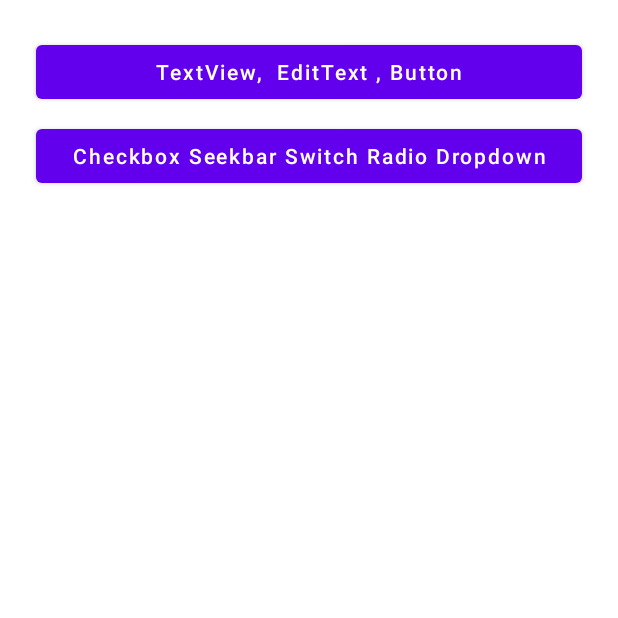
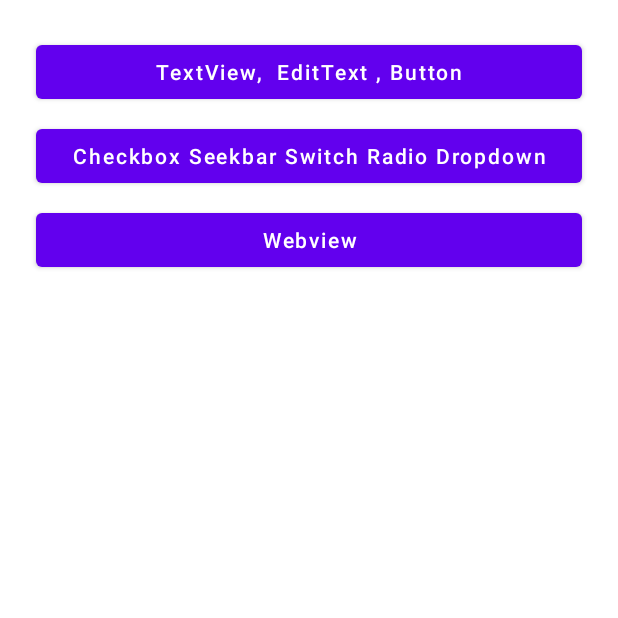
Before and after one commit to antorparvez/AndroidDelligramPractice, an Android app: the screen it shows after launch (MainActivity), on a phone screen of 412 x 824 dp, the top half of it. Run offline under Robolectric (Android 15) with nearby library versions, the phone set to English and light mode, and no system bars.

Commit message:
view binding added and code modified

```diff
--- a/app/build.gradle
+++ b/app/build.gradle
@@ -30,6 +30,11 @@ android {
     kotlinOptions {
         jvmTarget = '1.8'
     }
+
+    buildFeatures {
+        viewBinding true
+    }
+
 }
 
 dependencies {
--- a/app/src/main/AndroidManifest.xml
+++ b/app/src/main/AndroidManifest.xml
@@ -9,7 +9,8 @@
         android:roundIcon="@mipmap/ic_launcher_round"
         android:supportsRtl="true"
         android:theme="@style/Theme.AndroidPracticeDelligram">
-        <activity android:name=".activity_02_checkbox_seekbar_switch_radio_dropdown.Activity_02"></activity>
+        <activity android:name=".activity_03_webview.Activity_03"></activity>
+        <activity android:name=".activity_02_checkbox_seekbar_switch_radio_dropdown.Activity_02" />
         <activity android:name=".Activity_01_TextView_EditText_Button.Activity_01" />
         <activity android:name=".MainActivity">
             <intent-filter>
--- a/app/src/main/java/com/example/androidpracticedelligram/MainActivity.kt
+++ b/app/src/main/java/com/example/androidpracticedelligram/MainActivity.kt
@@ -8,28 +8,33 @@ import android.widget.Button
 import androidx.appcompat.widget.Toolbar
 import com.example.androidpracticedelligram.Activity_01_TextView_EditText_Button.Activity_01
 import com.example.androidpracticedelligram.activity_02_checkbox_seekbar_switch_radio_dropdown.Activity_02
+import com.example.androidpracticedelligram.activity_03_webview.Activity_03
+import com.example.androidpracticedelligram.databinding.Activity03Binding
+import com.example.androidpracticedelligram.databinding.ActivityMainBinding
 
 
 class MainActivity : AppCompatActivity() {
 
+    private lateinit var binding: ActivityMainBinding
+
     override fun onCreate(savedInstanceState: Bundle?) {
         super.onCreate(savedInstanceState)
-        setContentView(R.layout.activity_main)
+        binding = ActivityMainBinding.inflate(layoutInflater)
+        val view = binding.root
+        setContentView(view)
 
 
-       val button1=   findViewById<Button>(R.id.btn1)
-       val button2=   findViewById<Button>(R.id.btn2)
-
-
-
-
-        button1.setOnClickListener {
+        binding.btn1.setOnClickListener {
             val intent = Intent(this, Activity_01::class.java)
             startActivity(intent)
 
         }
-        button2.setOnClickListener {
+        binding.btn2.setOnClickListener {
             val intent = Intent(this, Activity_02::class.java)
+            startActivity(intent)
+        }
+        binding.btn3.setOnClickListener {
+            val intent = Intent(this, Activity_03 ::class.java)
             startActivity(intent)
         }
 
--- a/app/src/main/res/layout/activity_01.xml
+++ b/app/src/main/res/layout/activity_01.xml
@@ -69,7 +69,6 @@
         android:layout_marginTop="20dp"
         android:id="@+id/viewAll"
         android:layout_marginBottom="4dp"
-        android:text="asdfasdf"
         android:textSize="14sp"
         app:boxBackgroundColor="#fff"
         android:layout_marginStart="20dp"
--- a/app/src/main/res/layout/activity_main.xml
+++ b/app/src/main/res/layout/activity_main.xml
@@ -1,5 +1,5 @@
 <?xml version="1.0" encoding="utf-8"?>
-<androidx.constraintlayout.widget.ConstraintLayout xmlns:android="http://schemas.android.com/apk/res/android"
+<LinearLayout xmlns:android="http://schemas.android.com/apk/res/android"
     xmlns:app="http://schemas.android.com/apk/res-auto"
     xmlns:tools="http://schemas.android.com/tools"
     android:layout_width="match_parent"
@@ -33,6 +33,14 @@
                 android:layout_margin="4dp"
                 android:padding="2dp"
                 android:id="@+id/btn2"/>
+            <Button
+                android:layout_width="match_parent"
+                android:layout_height="wrap_content"
+                android:text="Webview"
+                android:textAllCaps="false"
+                android:layout_margin="4dp"
+                android:padding="2dp"
+                android:id="@+id/btn3"/>
 
 
 
@@ -43,4 +51,4 @@
 
 
 
-</androidx.constraintlayout.widget.ConstraintLayout>
+</LinearLayout>
--- a/build.gradle
+++ b/build.gradle
@@ -21,6 +21,8 @@ allprojects {
     }
 }
 
+
+
 task clean(type: Delete) {
     delete rootProject.buildDir
 }
```
Also changed, not shown: app/src/main/java/com/example/androidpracticedelligram/Activity_01_TextView_EditText_Button/Activity_01.kt (+18 -30 lines), app/src/main/java/com/example/androidpracticedelligram/BaseActivity.kt (added, +19 -0 lines), app/src/main/java/com/example/androidpracticedelligram/activity_02_checkbox_seekbar_switch_radio_dropdown/Activity_02.kt (+18 -29 lines).
